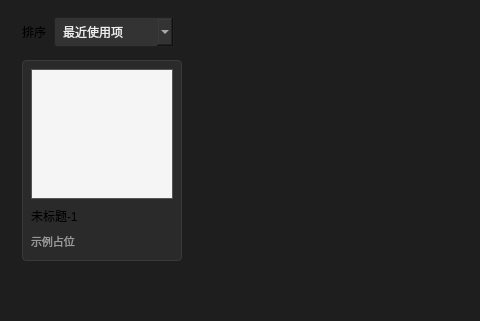
This is psDemo/ui/homescreen.ui in littletenyuan01/photoshopDemo as Qt 5 draws it before an edit; both pictures show x 186 to 666 and y 102 to 423 of the 1200 by 720 pixel window. The edited form follows.
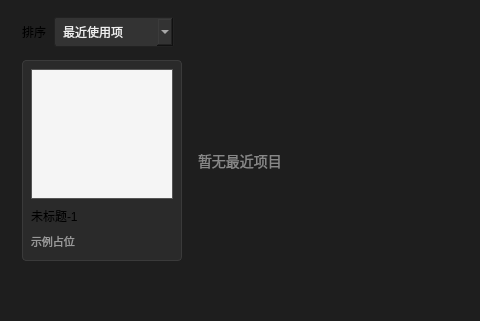
This is the edited form. Icons and pictures are not drawn.

What changed in the file:
```diff
--- a/psDemo/ui/homescreen.ui
+++ b/psDemo/ui/homescreen.ui
@@ -87,6 +87,14 @@
   background-color: #f5f5f5;
   border: 1px solid #555;
 }
+QLabel#cardTime {
+  color: #999;
+  font-size: 11px;
+}
+QLabel#recentEmptyLabel {
+  color: #888;
+  font-size: 14px;
+}
 QToolButton#viewListButton, QToolButton#viewGridButton {
   background: transparent;
   border: 1px solid transparent;
@@ -538,6 +546,16 @@
             </layout>
            </widget>
           </item>
+          <item>
+           <widget class="QLabel" name="recentEmptyLabel">
+            <property name="visible">
+             <bool>false</bool>
+            </property>
+            <property name="text">
+             <string>暂无最近项目</string>
+            </property>
+           </widget>
+          </item>
           <item>
            <spacer name="cardsSpacer">
             <property name="orientation">
```
Left out of the diff: 3 changed lines with no effect on the pictures.
